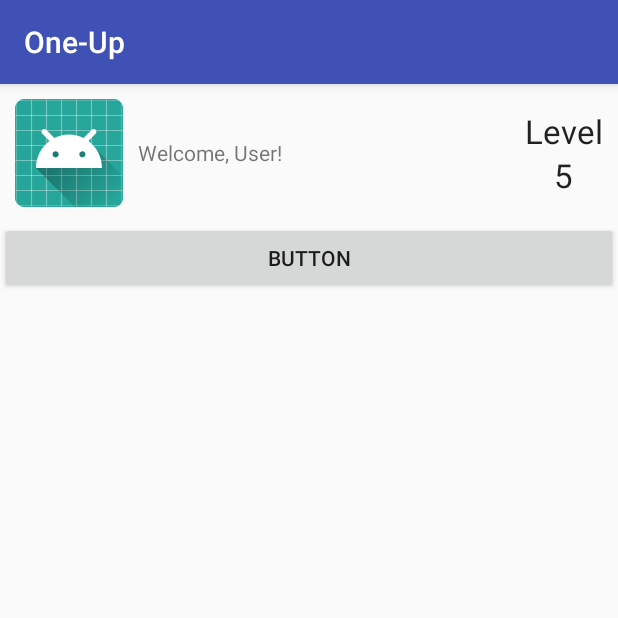
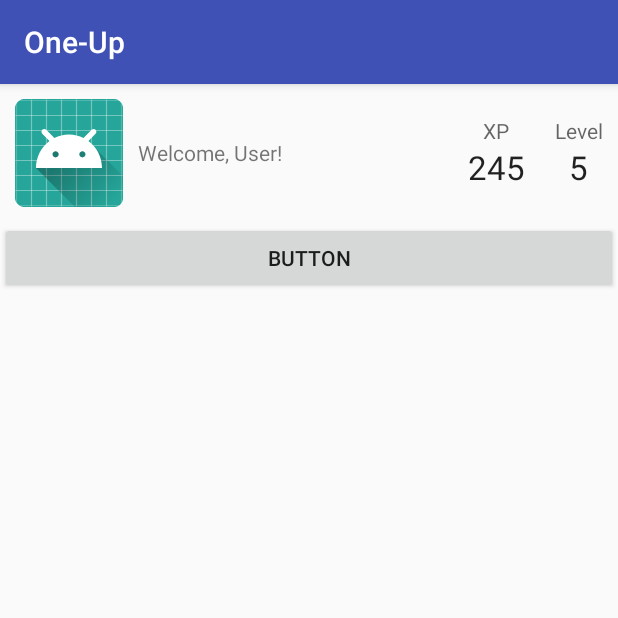
Before and after one commit to FBU2018-L3/1-Up, an Android app: the HomeFragment screen opened directly, with no data from a screen before it, on a phone screen of 412 x 824 dp, the top half of it. Run offline under Robolectric (Android 15) with nearby library versions, the phone set to English and light mode, and no system bars; libraries missing offline, so code that uses them is left out: com.parse; 2 statements that could not run were skipped.

Commit message:
display user profile data in header

```diff
--- a/One-Up/app/src/main/java/com/l3/one_up/HomeFragment.java
+++ b/One-Up/app/src/main/java/com/l3/one_up/HomeFragment.java
@@ -12,15 +12,20 @@ import android.widget.Button;
 import android.widget.ImageView;
 import android.widget.TextView;
 
+import com.parse.ParseUser;
+
 
 public class HomeFragment extends Fragment {
 
     private ImageView ivProfile;
     private TextView tvWelcome;
     private TextView tvLevelNum;
+    private TextView tvXPNum;
 
     private Button btnCategorySelect;
     private OnFragmentInteractionListener mListener;
+
+    private ParseUser user;
 
     public HomeFragment() {
         // Required empty public constructor
@@ -49,6 +54,7 @@ public class HomeFragment extends Fragment {
         ivProfile = (ImageView) getActivity().findViewById(R.id.ivProfile);
         tvWelcome = (TextView) getActivity().findViewById(R.id.tvWelcome);
         tvLevelNum = (TextView) getActivity().findViewById(R.id.tvLevelNum);
+        tvXPNum = (TextView) getActivity().findViewById(R.id.tvXPNum);
 
         btnCategorySelect = (Button) getActivity().findViewById(R.id.btnCategorySelect);
         btnCategorySelect.setOnClickListener(new View.OnClickListener() {
@@ -57,6 +63,14 @@ public class HomeFragment extends Fragment {
                 onButtonPressed();
             }
         });
+
+        user = ParseUser.getCurrentUser();
+
+        if (user != null) {
+            tvWelcome.setText("Welcome, " + user.getUsername());
+            tvLevelNum.setText(""+ user.getInt("level"));
+            tvXPNum.setText("" + user.getInt("experiencePoints"));
+        }
 
     }
 
--- a/One-Up/app/src/main/res/layout/fragment_home.xml
+++ b/One-Up/app/src/main/res/layout/fragment_home.xml
@@ -19,10 +19,37 @@
             android:id="@+id/tvWelcome"
             android:layout_width="wrap_content"
             android:layout_height="wrap_content"
-            android:layout_toLeftOf="@id/rlLevel"
+            android:layout_toLeftOf="@id/rlXP"
             android:layout_toRightOf="@id/ivProfile"
             android:layout_centerVertical="true"
             android:text="Welcome, User!" />
+
+        <RelativeLayout
+            android:id="@+id/rlXP"
+            android:layout_width="wrap_content"
+            android:layout_height="wrap_content"
+            android:layout_centerVertical="true"
+            android:layout_toLeftOf="@id/rlLevel"
+            android:layout_margin="10dp" >
+
+            <TextView
+                android:id="@+id/tvXPText"
+                android:layout_width="wrap_content"
+                android:layout_height="wrap_content"
+                android:layout_centerHorizontal="true"
+                android:text="XP"
+                android:textAppearance="@android:style/TextAppearance.Small" />
+
+            <TextView
+                android:id="@+id/tvXPNum"
+                android:layout_width="wrap_content"
+                android:layout_height="wrap_content"
+                android:layout_below="@+id/tvXPText"
+                android:layout_centerHorizontal="true"
+                android:text="245"
+                android:textAppearance="@android:style/TextAppearance.Large" />
+
+        </RelativeLayout>
 
         <RelativeLayout
             android:id="@+id/rlLevel"
@@ -38,7 +65,7 @@
                 android:layout_height="wrap_content"
                 android:layout_centerHorizontal="true"
                 android:text="Level"
-                android:textAppearance="@android:style/TextAppearance.Large" />
+                android:textAppearance="@android:style/TextAppearance.Small" />
 
             <TextView
                 android:id="@+id/tvLevelNum"
```
